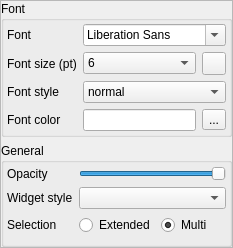
Above: src/blackgui/components/settingsguicomponent.ui from swift-project/pilotclient before the change. Below: the same form after it.
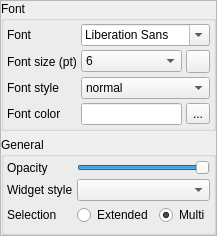
That is the form after the change. Icons and pictures are not drawn.

```diff
--- a/src/blackgui/components/settingsguicomponent.ui
+++ b/src/blackgui/components/settingsguicomponent.ui
@@ -6,8 +6,8 @@
    <rect>
     <x>0</x>
     <y>0</y>
-    <width>233</width>
-    <height>248</height>
+    <width>209</width>
+    <height>236</height>
    </rect>
   </property>
   <property name="windowTitle">
@@ -50,8 +50,8 @@
       <property name="bottomMargin">
        <number>3</number>
       </property>
-      <property name="horizontalSpacing">
-       <number>6</number>
+      <property name="spacing">
+       <number>4</number>
       </property>
       <item row="1" column="0">
        <widget class="QLabel" name="lbl_SettingsGuiFontSize">
@@ -210,6 +210,12 @@
       <string>General</string>
      </property>
      <layout class="QFormLayout" name="fl_GuiGeneral">
+      <property name="horizontalSpacing">
+       <number>4</number>
+      </property>
+      <property name="verticalSpacing">
+       <number>4</number>
+      </property>
       <property name="leftMargin">
        <number>3</number>
       </property>
```
